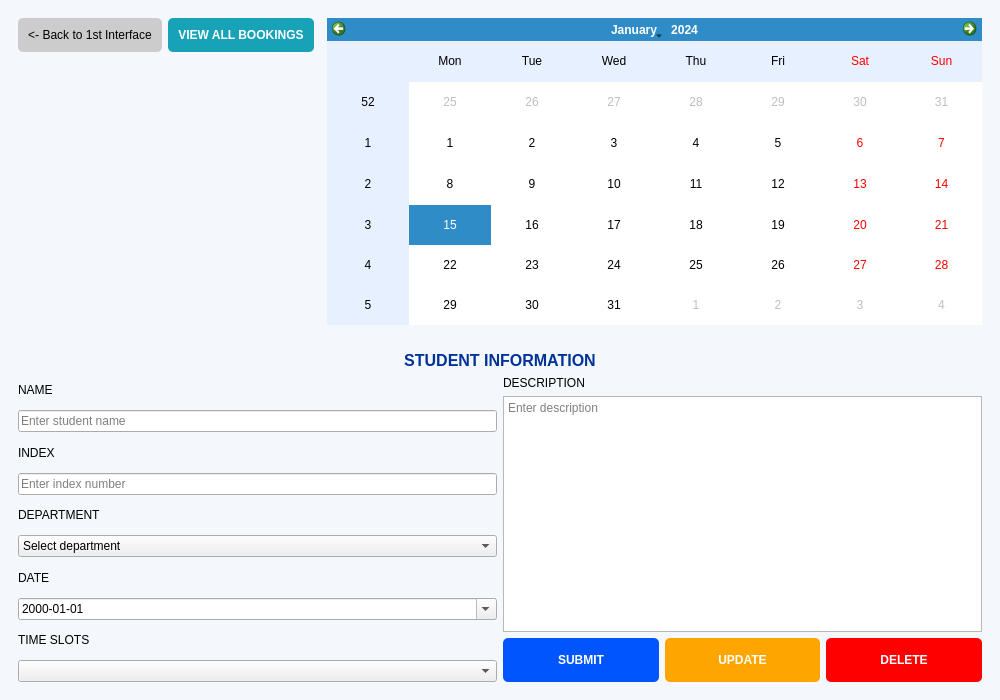
Qt form mainwindow.ui (PPAS-Rashmika/SYNCLAB-Centralized-Workshop-Laboratory-Allocation-Platform) before a commit.
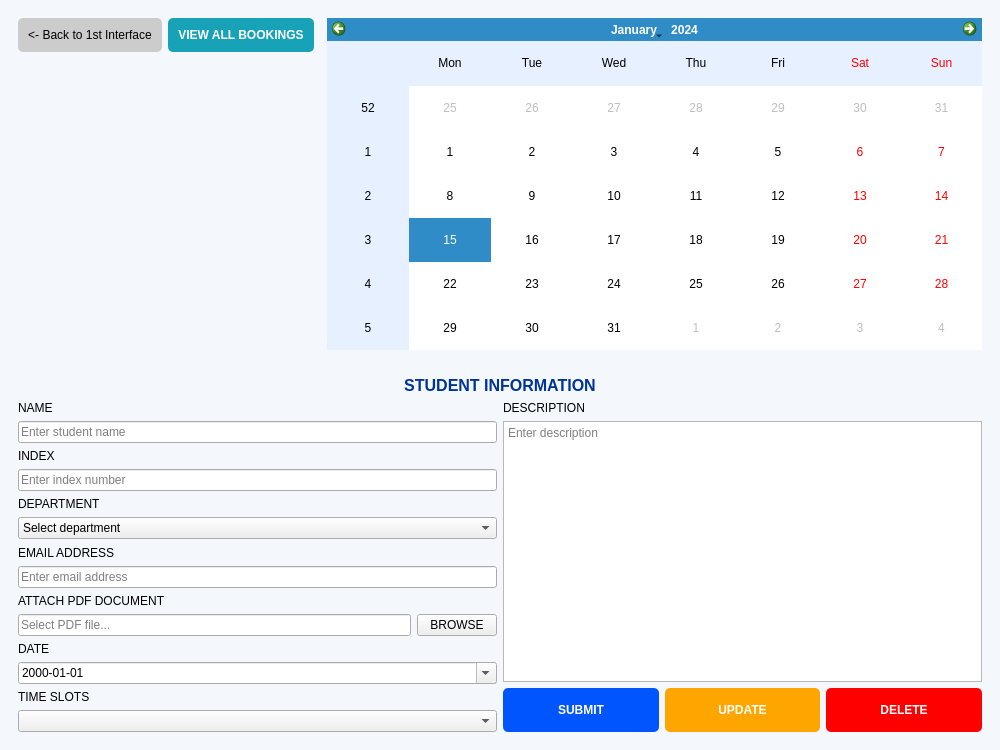
The same form after that commit. The open tabs and pages were chosen to show the change.

Commit message: add email and pdf input slot and change admin passcode (0000000)

The edit to the form file:
```diff
--- a/mainwindow.ui
+++ b/mainwindow.ui
@@ -7,7 +7,7 @@
     <x>0</x>
     <y>0</y>
     <width>1000</width>
-    <height>700</height>
+    <height>750</height>
    </rect>
   </property>
   <property name="windowTitle">
@@ -99,6 +99,15 @@
               <item><property name="text"><string>Technology</string></property></item>
              </widget>
             </item>
+            <item><widget class="QLabel" name="label_email"><property name="text"><string>EMAIL ADDRESS</string></property></widget></item>
+            <item><widget class="QLineEdit" name="emailInput"><property name="placeholderText"><string>Enter email address</string></property></widget></item>
+            <item><widget class="QLabel" name="label_pdf"><property name="text"><string>ATTACH PDF DOCUMENT</string></property></widget></item>
+            <item>
+             <layout class="QHBoxLayout" name="pdfLayout">
+              <item><widget class="QLineEdit" name="pdfInput"><property name="placeholderText"><string>Select PDF file...</string></property><property name="readOnly"><bool>true</bool></property></widget></item>
+              <item><widget class="QPushButton" name="browsePdfBtn"><property name="text"><string>BROWSE</string></property></widget></item>
+             </layout>
+            </item>
             <item><widget class="QLabel" name="label_4"><property name="text"><string>DATE</string></property></widget></item>
             <item>
              <widget class="QDateEdit" name="dateInput">
```
Left out of the diff: 3 changed lines with no effect on the pictures. The commit also changes 5 other files.
